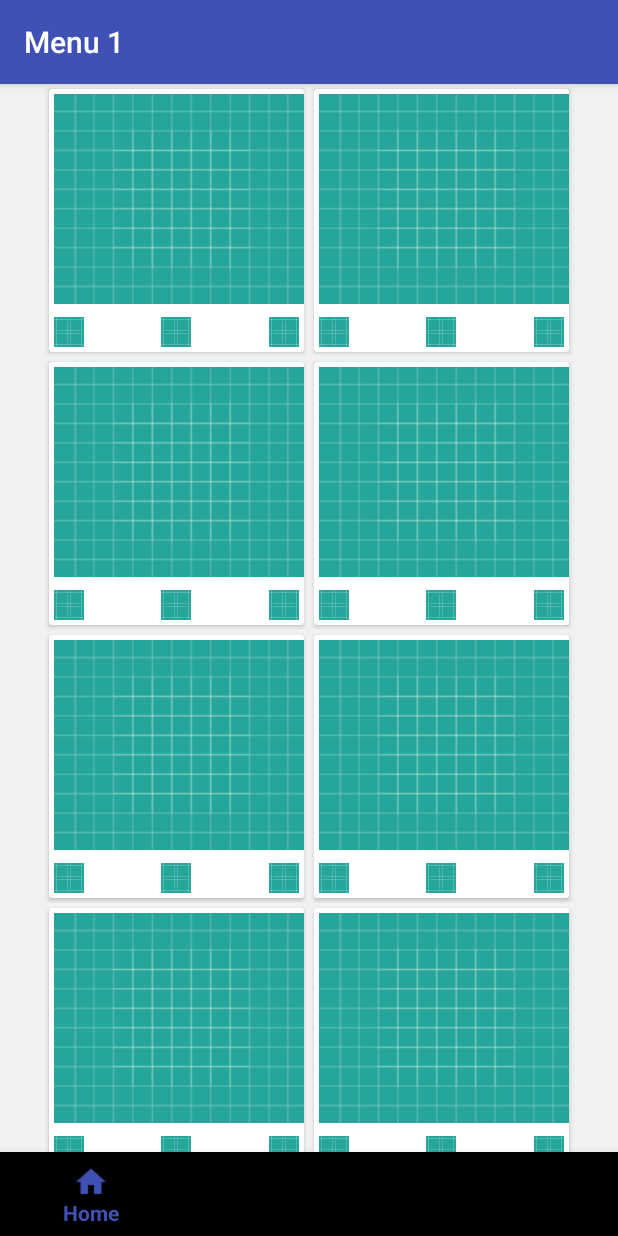
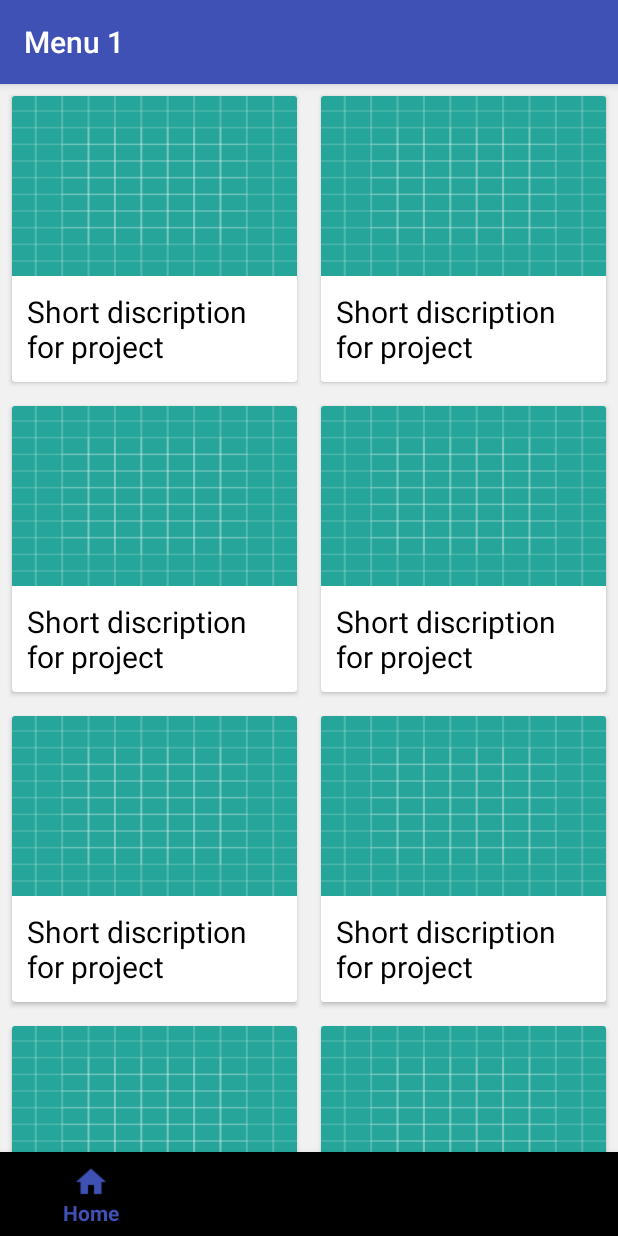
Before and after one commit to MagdyEl-Sayed/InstaPro, an Android app: the Menu1 screen opened directly, with no data from a screen before it, on a phone screen of 412 x 824 dp. Run offline under Robolectric (Android 15) with nearby library versions, the phone set to English and light mode, and no system bars; our stand-ins replace Firebase (no records; nobody signed in at launch, a user with empty details on screens opened directly).

Commit message:
Modifying home item layout Design

```diff
--- a/app/src/main/java/com/example/gm7/instaproject/GridView_adapter.java
+++ b/app/src/main/java/com/example/gm7/instaproject/GridView_adapter.java
@@ -52,7 +52,7 @@ public class GridView_adapter  extends RecyclerView.Adapter<GridView_adapter.Vie
 
         public ViewHolder(View itemView) {
             super(itemView);
-            image = (ImageView) itemView.findViewById(R.id.imageView);
+            image = (ImageView) itemView.findViewById(R.id.img_thumbnails);
         }
     }
 }
--- a/app/src/main/res/layout/itemmodel_grid.xml
+++ b/app/src/main/res/layout/itemmodel_grid.xml
@@ -2,9 +2,51 @@
 <LinearLayout xmlns:android="http://schemas.android.com/apk/res/android"
     xmlns:app="http://schemas.android.com/apk/res-auto"
     android:orientation="vertical"
-    android:layout_width="wrap_content"
+    android:layout_width="match_parent"
     android:layout_height="wrap_content">
+
     <android.support.v7.widget.CardView
+        android:layout_width="match_parent"
+        android:layout_height="match_parent"
+        android:layout_margin="8dp"
+        app:cardCornerRadius="2dp">
+        <RelativeLayout
+            android:layout_width="match_parent"
+            android:layout_height="match_parent">
+            <ImageView
+                android:id="@+id/img_thumbnails"
+                android:layout_width="match_parent"
+                android:layout_height="120dp"
+                android:contentDescription="@string/app_name"
+                android:src="@drawable/mylogo"
+                android:scaleType="fitXY"/>
+            <TextView
+                android:layout_below="@id/img_thumbnails"
+                android:padding="10dp"
+                android:textColor="@android:color/black"
+                android:textSize="20sp"
+                android:text="@string/default_description"
+                android:id="@+id/tv_description"
+                android:layout_width="wrap_content"
+                android:layout_height="wrap_content"
+                />
+            <Button
+                android:layout_below="@id/img_thumbnails"
+                android:id="@+id/img_count_fav"
+                android:layout_width="wrap_content"
+                android:drawableEnd="@drawable/ic_notifications_black"
+                android:layout_toEndOf="@id/tv_description"
+                android:layout_height="wrap_content"
+                android:text="15"
+                android:background="@null"
+                />
+        </RelativeLayout>
+    </android.support.v7.widget.CardView>
+</LinearLayout>
+
+<!--
+
+<android.support.v7.widget.CardView
         android:layout_width="170dp"
         android:layout_margin="3dp"
         android:layout_height="175dp">
@@ -38,4 +80,4 @@
             android:layout_gravity="bottom|end"
             />
     </android.support.v7.widget.CardView>
-</LinearLayout>
+-->
```
